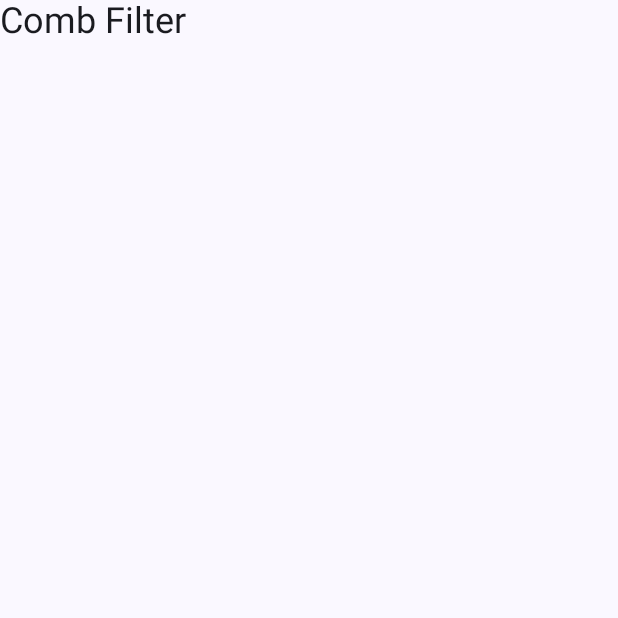
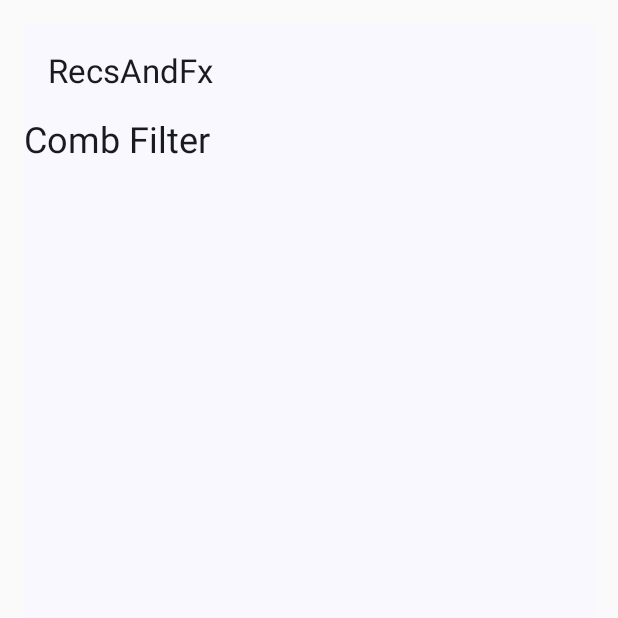
Before and after one commit to tomaszrykala/RecsAndFx, an Android app built with Jetpack Compose: the screen it shows after launch (MainActivity), after a tap on "Comb Filter", on a phone screen of 412 x 824 dp, the top half of it. Run offline under Robolectric (Android 15) with nearby library versions, the phone set to English and light mode, and no system bars.

Commit message:
Add Screen Navigation class and package

```diff
--- a/app/src/main/java/com/tomaszrykala/recsandfx/MainActivity.kt
+++ b/app/src/main/java/com/tomaszrykala/recsandfx/MainActivity.kt
@@ -3,89 +3,37 @@ package com.tomaszrykala.recsandfx
 import android.os.Bundle
 import androidx.activity.ComponentActivity
 import androidx.activity.compose.setContent
-import androidx.compose.foundation.background
-import androidx.compose.foundation.clickable
-import androidx.compose.foundation.layout.Arrangement
-import androidx.compose.foundation.layout.Column
-import androidx.compose.foundation.layout.Row
+import androidx.compose.foundation.layout.PaddingValues
 import androidx.compose.foundation.layout.fillMaxSize
-import androidx.compose.foundation.layout.fillMaxWidth
 import androidx.compose.foundation.layout.padding
-import androidx.compose.foundation.lazy.LazyColumn
-import androidx.compose.foundation.lazy.items
-import androidx.compose.foundation.shape.RoundedCornerShape
 import androidx.compose.material3.ExperimentalMaterial3Api
-import androidx.compose.material3.Icon
-import androidx.compose.material3.MaterialTheme
 import androidx.compose.material3.Scaffold
 import androidx.compose.material3.SnackbarDuration
 import androidx.compose.material3.SnackbarHost
 import androidx.compose.material3.SnackbarHostState
-import androidx.compose.material3.Surface
 import androidx.compose.material3.Text
 import androidx.compose.material3.TopAppBar
 import androidx.compose.runtime.Composable
 import androidx.compose.runtime.LaunchedEffect
-import androidx.compose.runtime.getValue
-import androidx.compose.runtime.mutableStateOf
 import androidx.compose.runtime.remember
-import androidx.compose.runtime.saveable.rememberSaveable
-import androidx.compose.runtime.setValue
-import androidx.compose.ui.Alignment
 import androidx.compose.ui.Modifier
-import androidx.compose.ui.graphics.Color
 import androidx.compose.ui.res.stringResource
-import androidx.compose.ui.text.TextStyle
-import androidx.compose.ui.tooling.preview.Preview
-import androidx.compose.ui.unit.ExperimentalUnitApi
-import androidx.compose.ui.unit.TextUnit
-import androidx.compose.ui.unit.TextUnitType
 import androidx.compose.ui.unit.dp
 import androidx.navigation.compose.NavHost
 import androidx.navigation.compose.composable
 import androidx.navigation.compose.rememberNavController
-import com.tomaszrykala.recsandfx.data.juceEffects
-import com.tomaszrykala.recsandfx.data.oboeEffects
+import com.tomaszrykala.recsandfx.ui.screen.EffectDetailScreen
+import com.tomaszrykala.recsandfx.ui.screen.EffectsScreen
 import com.tomaszrykala.recsandfx.ui.theme.RecsAndFxTheme
 
 class MainActivity : ComponentActivity() {
 
+    @OptIn(ExperimentalMaterial3Api::class)
     override fun onCreate(savedInstanceState: Bundle?) {
         super.onCreate(savedInstanceState)
         setContent {
             RecsAndFxTheme {
-                RafApp()
-            }
-        }
-    }
-}
-
-@Composable
-fun RafApp() {
-    val navController = rememberNavController()
-
-    val detailNavigation: (effect: String) -> Unit =
-        { effect -> navController.navigate("detail/${effect}") }
-
-    NavHost(navController = navController, startDestination = "list") {
-        composable("list") { List(function = detailNavigation) }
-        composable("detail/{effect}") {
-            Detail(effect = it.arguments?.getString("effect") ?: "EMPTY")
-        }
-    }
-}
-
-@Composable
-@OptIn(ExperimentalMaterial3Api::class, ExperimentalUnitApi::class)
-fun List(function: (effect: String) -> Unit) {
-    Surface(
-        modifier = Modifier.fillMaxSize(),
-        color = MaterialTheme.colorScheme.background
-    ) {
-        var selectedEffect by rememberSaveable { mutableStateOf("") }
                 val snackbarHostState = remember { SnackbarHostState() }
-        val paddingLarge = 16.dp
-        val paddingMedium = 8.dp
 
                 Scaffold(
                     modifier = Modifier
@@ -93,62 +41,51 @@ fun List(function: (effect: String) -> Unit) {
                         .padding(paddingLarge),
                     snackbarHost = { SnackbarHost(snackbarHostState) },
                     topBar = { TopAppBar(title = { Text(stringResource(R.string.app_name)) }) },
-        ) { padding ->
-            if (selectedEffect != "") {
-                ShowSnackBar(
-                    snackbarHostState = snackbarHostState,
-                    launchKey = selectedEffect
-                )
-            }
-
-            LazyColumn(
-                modifier = Modifier.fillMaxSize(),
-                contentPadding = padding,
-                verticalArrangement = Arrangement.spacedBy(paddingMedium),
-            ) {
-                items(oboeEffects) {
-                    Column(
-                        modifier = Modifier
-                            .fillMaxWidth()
-                            .background(
-                                color = if (selectedEffect == it.name) Color.DarkGray else Color.Green,
-                                shape = RoundedCornerShape(size = 4.dp)
-                            )
-                            .clickable {
-                                selectedEffect = it.name
-                                function.invoke(it.name)
-                            }
-                            .padding(all = paddingMedium)
-                    ) {
-                        Row(verticalAlignment = Alignment.CenterVertically) {
-                            Icon(
-                                imageVector = it.icon, contentDescription = "",
-                                modifier = Modifier.background(Color.Yellow)
-                            )
-                            Text(
-                                text = it.name,
-                                modifier = Modifier.padding(start = paddingMedium),
-                                style = TextStyle(
-                                    fontSize = TextUnit(
-                                        value = 24.0F,
-                                        type = TextUnitType.Sp
-                                    )
-                                )
-                            )
-                        }
-                        Text(
-                            text = it.info,
-                            modifier = Modifier.padding(top = paddingMedium)
+                ) { contentPadding ->
+                    RafApp(
+                        contentPadding,
+                        snackbarHostState,
                     )
                 }
             }
         }
     }
 }
+
+val paddingLarge = 16.dp
+val paddingMedium = 8.dp
+
+@Composable
+fun RafApp(
+    contentPadding: PaddingValues,
+    snackbarHostState: SnackbarHostState
+) {
+
+    val navController = rememberNavController()
+    NavHost(navController = navController, startDestination = Screen.EffectsScreen.route) {
+        composable(Screen.EffectsScreen.route) {
+            EffectsScreen(
+                snackbarHostState,
+                contentPadding
+            ) { effect -> navController.navigate("detail/${effect}") }
+        }
+        composable(Screen.EffectDetailScreen.route) {
+            EffectDetailScreen(
+                snackbarHostState,
+                contentPadding,
+                it.arguments?.getString("effect") ?: "EMPTY"
+            )
+        }
+    }
+}
+
+sealed class Screen(val route: String) {
+    object EffectsScreen : Screen("list")
+    object EffectDetailScreen : Screen("detail/{effect}")
 }
 
 @Composable
-private fun ShowSnackBar(snackbarHostState: SnackbarHostState, launchKey: String) {
+fun ShowSnackBar(snackbarHostState: SnackbarHostState, launchKey: String) {
     LaunchedEffect(launchKey) {
         snackbarHostState.showSnackbar(
             message = "You've selected $launchKey.",
@@ -156,36 +93,3 @@ private fun ShowSnackBar(snackbarHostState: SnackbarHostState, launchKey: String
         )
     }
 }
-
-@Preview(showBackground = true)
-@Composable
-fun GreetingPreview() {
-    RecsAndFxTheme {
-        RafApp()
-    }
-}
-
-@OptIn(ExperimentalUnitApi::class)
-@Preview(showBackground = true)
-@Composable
-fun Detail(
-    effect: String = juceEffects[0].name
-) {
-    RecsAndFxTheme {
-        Surface(
-            modifier = Modifier.fillMaxSize(),
-            color = MaterialTheme.colorScheme.background
-        ) {
-            Text(
-                text = effect,
-                modifier = Modifier.fillMaxWidth(),
-                style = TextStyle(
-                    fontSize = TextUnit(
-                        value = 24.0F,
-                        type = TextUnitType.Sp
-                    )
-                )
-            )
-        }
-    }
-}
--- /dev/null
+++ b/app/src/main/java/com/tomaszrykala/recsandfx/ui/screen/EffectDetailScreen.kt
@@ -0,0 +1,46 @@
+package com.tomaszrykala.recsandfx.ui.screen
+
+import androidx.compose.foundation.layout.PaddingValues
+import androidx.compose.foundation.layout.fillMaxSize
+import androidx.compose.foundation.layout.fillMaxWidth
+import androidx.compose.foundation.layout.padding
+import androidx.compose.material3.MaterialTheme
+import androidx.compose.material3.SnackbarHostState
+import androidx.compose.material3.Surface
+import androidx.compose.material3.Text
+import androidx.compose.runtime.Composable
+import androidx.compose.runtime.remember
+import androidx.compose.ui.Modifier
+import androidx.compose.ui.text.TextStyle
+import androidx.compose.ui.tooling.preview.Preview
+import androidx.compose.ui.unit.ExperimentalUnitApi
+import androidx.compose.ui.unit.TextUnit
+import androidx.compose.ui.unit.TextUnitType
+import com.tomaszrykala.recsandfx.data.juceEffects
+
+@OptIn(ExperimentalUnitApi::class)
+@Preview(showBackground = true)
+@Composable
+fun EffectDetailScreen(
+    snackbarHostState: SnackbarHostState = remember { SnackbarHostState() },
+    contentPadding: PaddingValues = PaddingValues(),
+    effect: String = juceEffects[0].name,
+) {
+    Surface(
+        modifier = Modifier
+            .fillMaxSize()
+            .padding(contentPadding),
+        color = MaterialTheme.colorScheme.background,
+    ) {
+        Text(
+            text = effect,
+            modifier = Modifier.fillMaxWidth(),
+            style = TextStyle(
+                fontSize = TextUnit(
+                    value = 24.0F,
+                    type = TextUnitType.Sp
+                )
+            )
+        )
+    }
+}
--- /dev/null
+++ b/app/src/main/java/com/tomaszrykala/recsandfx/ui/screen/EffectsScreen.kt
@@ -0,0 +1,96 @@
+package com.tomaszrykala.recsandfx.ui.screen
+
+import androidx.compose.foundation.background
+import androidx.compose.foundation.clickable
+import androidx.compose.foundation.layout.Arrangement
+import androidx.compose.foundation.layout.Column
+import androidx.compose.foundation.layout.PaddingValues
+import androidx.compose.foundation.layout.Row
+import androidx.compose.foundation.layout.fillMaxSize
+import androidx.compose.foundation.layout.fillMaxWidth
+import androidx.compose.foundation.layout.padding
+import androidx.compose.foundation.lazy.LazyColumn
+import androidx.compose.foundation.lazy.items
+import androidx.compose.foundation.shape.RoundedCornerShape
+import androidx.compose.material3.Icon
+import androidx.compose.material3.SnackbarHostState
+import androidx.compose.material3.Text
+import androidx.compose.runtime.Composable
+import androidx.compose.runtime.getValue
+import androidx.compose.runtime.mutableStateOf
+import androidx.compose.runtime.remember
+import androidx.compose.runtime.saveable.rememberSaveable
+import androidx.compose.runtime.setValue
+import androidx.compose.ui.Alignment
+import androidx.compose.ui.Modifier
+import androidx.compose.ui.graphics.Color
+import androidx.compose.ui.text.TextStyle
+import androidx.compose.ui.tooling.preview.Preview
+import androidx.compose.ui.unit.ExperimentalUnitApi
+import androidx.compose.ui.unit.TextUnit
+import androidx.compose.ui.unit.TextUnitType
+import androidx.compose.ui.unit.dp
+import com.tomaszrykala.recsandfx.ShowSnackBar
+import com.tomaszrykala.recsandfx.data.oboeEffects
+import com.tomaszrykala.recsandfx.paddingMedium
+
+@Composable
+@OptIn(ExperimentalUnitApi::class)
+@Preview(showBackground = true)
+fun EffectsScreen(
+    snackbarHostState: SnackbarHostState = remember { SnackbarHostState() },
+    contentPadding: PaddingValues = PaddingValues(),
+    navigateToDetail: (effect: String) -> Unit = { },
+) {
+    var selectedEffect by rememberSaveable { mutableStateOf("") }
+
+    if (selectedEffect != "") {
+        ShowSnackBar(
+            snackbarHostState = snackbarHostState,
+            launchKey = selectedEffect
+        )
+    }
+
+    LazyColumn(
+        modifier = Modifier.fillMaxSize(),
+        contentPadding = contentPadding,
+        verticalArrangement = Arrangement.spacedBy(paddingMedium),
+    ) {
+        items(oboeEffects) {
+            Column(
+                modifier = Modifier
+                    .fillMaxWidth()
+                    .background(
+                        color = if (selectedEffect == it.name) Color.DarkGray else Color.Green,
+                        shape = RoundedCornerShape(size = 4.dp)
+                    )
+                    .clickable {
+                        selectedEffect = it.name
+                        navigateToDetail.invoke(it.name)
+                    }
+                    .padding(all = paddingMedium)
+            ) {
+                Row(verticalAlignment = Alignment.CenterVertically) {
+                    Icon(
+                        imageVector = it.icon, contentDescription = "",
+                        modifier = Modifier.background(Color.Yellow)
+                    )
+                    Text(
+                        text = it.name,
+                        modifier = Modifier.padding(start = paddingMedium),
+                        style = TextStyle(
+                            fontSize = TextUnit(
+                                value = 24.0F,
+                                type = TextUnitType.Sp
+                            )
+                        )
+                    )
+                }
+                Text(
+                    text = it.info,
+                    modifier = Modifier.padding(top = paddingMedium)
+                )
+            }
+        }
+    }
+}
```
Lines whose indentation alone changed are shown as unchanged.
